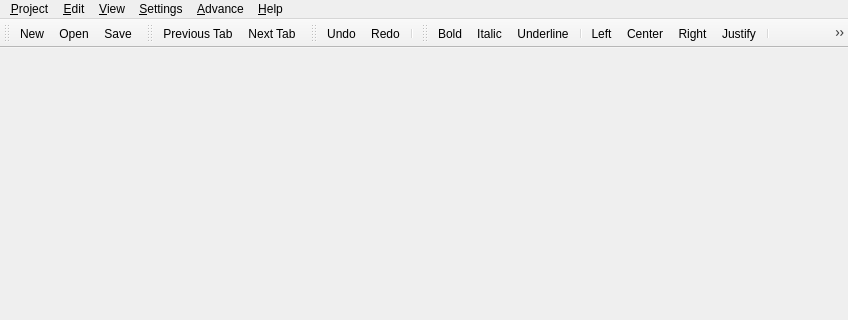
First picture: the form in src/main/mainwindow.ui, repository axsapronov/bQella, before the edit; both pictures show x 0 to 848 and y 0 to 320 of the 848 by 672 pixel window.
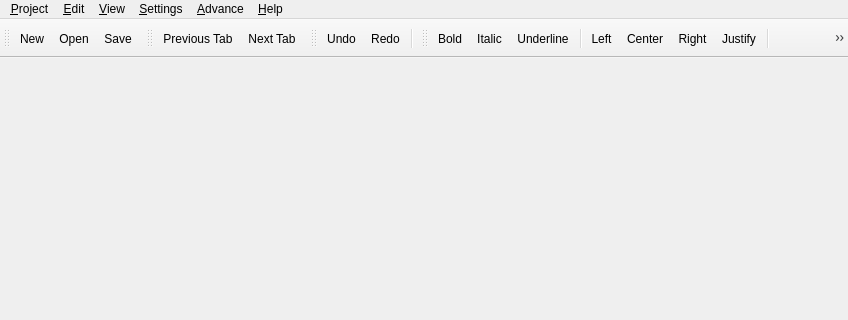
Second picture: the form after the edit. Icons and pictures are not drawn.

Commit message: Add test icon br and strong

Diff of the .ui file:
```diff
--- a/src/main/mainwindow.ui
+++ b/src/main/mainwindow.ui
@@ -1010,10 +1010,10 @@
   </action>
   <action name="actionTagBr">
    <property name="text">
-    <string>New line</string>
+    <string/>
    </property>
    <property name="iconText">
-    <string>&lt;br&gt;</string>
+    <string/>
    </property>
    <property name="toolTip">
     <string>Add to text symbol 
@@ -1028,7 +1028,7 @@
     <string>Add Strong's number</string>
    </property>
    <property name="iconText">
-    <string>strong</string>
+    <string>Add Strong's number</string>
    </property>
    <property name="shortcut">
     <string>Alt+3</string>
```
Left out of the diff: 8 changed lines with no effect on the pictures. The commit also changes 3 other files.
